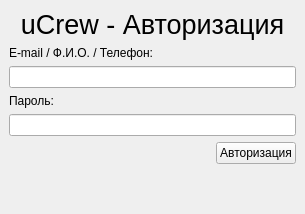
Old version of the form uCrewProjectUploader/plugins/ui.ui in the repository stellar-creator/uCrewKiCadPlugins.
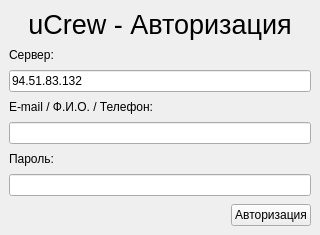
New version of the form. Icons and pictures are not drawn.

Commit message: Change GUI engien to Qt

Patch:
```diff
--- a/uCrewProjectUploader/plugins/ui.ui
+++ b/uCrewProjectUploader/plugins/ui.ui
@@ -6,15 +6,30 @@
    <rect>
     <x>0</x>
     <y>0</y>
-    <width>305</width>
-    <height>214</height>
+    <width>320</width>
+    <height>235</height>
    </rect>
   </property>
+  <property name="sizePolicy">
+   <sizepolicy hsizetype="Fixed" vsizetype="Fixed">
+    <horstretch>0</horstretch>
+    <verstretch>0</verstretch>
+   </sizepolicy>
+  </property>
+  <property name="maximumSize">
+   <size>
+    <width>320</width>
+    <height>235</height>
+   </size>
+  </property>
   <property name="windowTitle">
    <string>uCrew - Авторизация</string>
   </property>
   <widget class="QWidget" name="centralwidget">
    <layout class="QVBoxLayout" name="verticalLayout_3">
+    <property name="spacing">
+     <number>2</number>
+    </property>
     <item>
      <widget class="QLabel" name="lblUcrew">
       <property name="font">
@@ -28,10 +43,27 @@
       <property name="alignment">
        <set>Qt::AlignCenter</set>
       </property>
+      <property name="margin">
+       <number>0</number>
+      </property>
      </widget>
     </item>
     <item>
-     <widget class="QLabel" name="label">
+     <widget class="QLabel" name="lblServer">
+      <property name="text">
+       <string>Сервер:</string>
+      </property>
+     </widget>
+    </item>
+    <item>
+     <widget class="QLineEdit" name="txtServer">
+      <property name="text">
+       <string>94.51.83.132</string>
+      </property>
+     </widget>
+    </item>
+    <item>
+     <widget class="QLabel" name="lblLogin">
       <property name="text">
        <string>E-mail / Ф.И.О. / Телефон:</string>
       </property>
@@ -56,6 +88,12 @@
     </item>
     <item>
      <layout class="QGridLayout" name="gridLayout">
+      <property name="topMargin">
+       <number>6</number>
+      </property>
+      <property name="spacing">
+       <number>2</number>
+      </property>
       <item row="0" column="1">
        <widget class="QPushButton" name="btnAuth">
         <property name="text">
@@ -78,19 +116,6 @@
       </item>
      </layout>
     </item>
-    <item>
-     <spacer name="verticalSpacer">
-      <property name="orientation">
-       <enum>Qt::Vertical</enum>
-      </property>
-      <property name="sizeHint" stdset="0">
-       <size>
-        <width>20</width>
-        <height>40</height>
-       </size>
-      </property>
-     </spacer>
-    </item>
    </layout>
   </widget>
   <widget class="QMenuBar" name="menubar">
```
Left out of the diff: 11 changed lines with no effect on the pictures. The commit also changes 7 other files.
